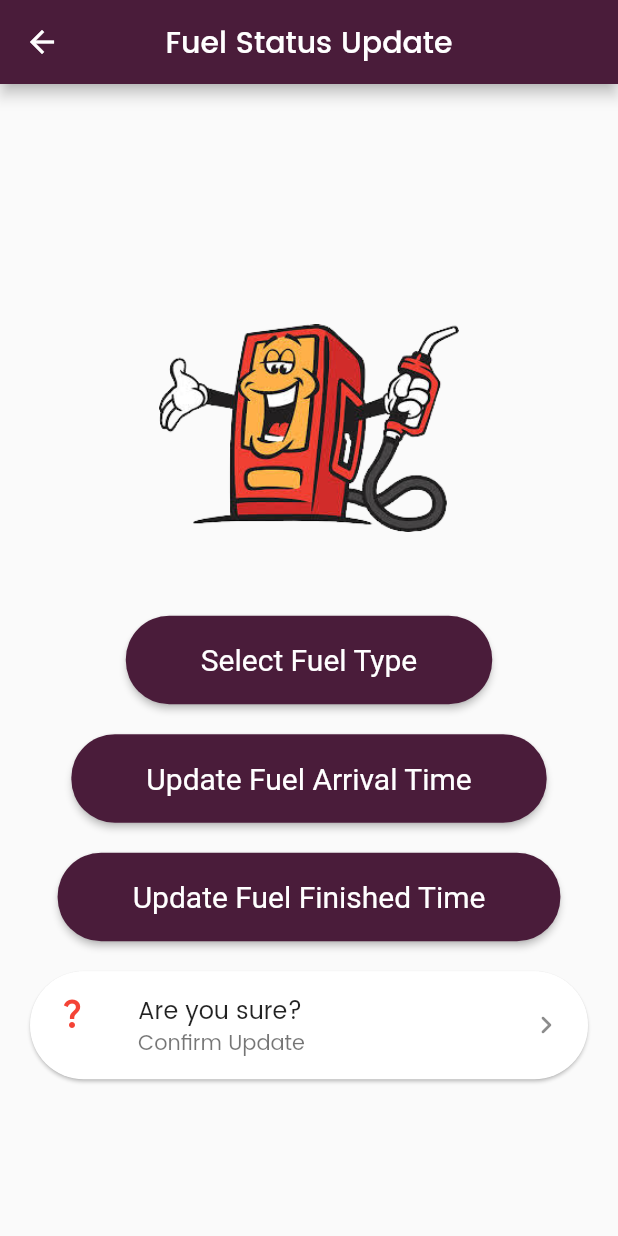
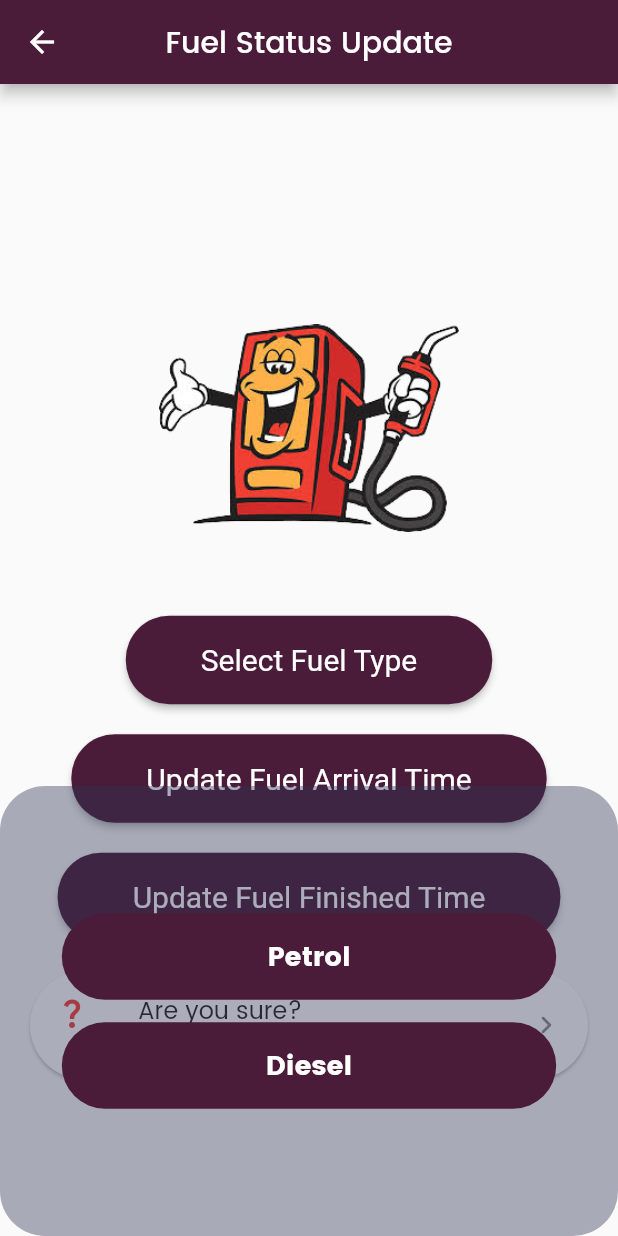
Before and after one commit to Lahiru-Ima/Fuel-App-Front-end, a Flutter app: the FuelStatusUpdate screen opened by its route, after a tap on "Select Fuel Type", on a phone screen of 412 x 824 dp. Run offline on Flutter 3.47's test engine with Material 2 defaults, Android fonts, the light colour scheme and no system bars; our stand-ins replace quickalert, snippet_coder_utils.

Commit message:
add fuel type selecter

```diff
--- a/lib/station_owner_screen/fuelStatusUpdateScreen.dart
+++ b/lib/station_owner_screen/fuelStatusUpdateScreen.dart
@@ -1,5 +1,6 @@
 import 'package:flutter/material.dart';
 import 'package:fuel_app/theme.dart';
+import 'package:fuel_app/widgets/primary_button.dart';
 import 'package:quickalert/quickalert.dart';
 import 'package:http/http.dart' as http;
 
@@ -113,7 +114,48 @@ class _FuelStatusUpdateState extends State<FuelStatusUpdate> {
                   borderRadius: BorderRadius.circular(29),
                 ),
               ),
-              child: const Text('Select Fuel Type'),
+              child: GestureDetector(
+                  onTap: () {
+                    setState(() {
+                      showModalBottomSheet(
+                          backgroundColor: Colors.transparent,
+                          barrierColor: Colors.transparent,
+                          context: context,
+                          builder: (_) {
+                            return Container(
+                              decoration: BoxDecoration(
+                                color: const Color(0xFF2e3253).withOpacity(0.4),
+                                borderRadius: BorderRadius.circular(30),
+                              ),
+                              height: 300,
+                              child: Padding(
+                                padding: const EdgeInsets.all(20.0),
+                                child: Column(
+                                  mainAxisAlignment: MainAxisAlignment.center,
+                                  children: [
+                                    PrimaryButton(
+                                      // backgroundColor: AppColors.mainColor,
+                                      buttonText: "Petrol",
+                                      // textColor: Colors.white,
+                                    ),
+                                    SizedBox(
+                                      height: 15,
+                                    ),
+                                    PrimaryButton(
+                                      // backgroundColor: AppColors.mainColor,
+                                      buttonText: "Diesel",
+                                      // textColor: Colors.white,
+                                    ),
+                                  ],
+                                ),
+                              ),
+                            );
+                          });
+                    });
+                  },
+                  child: const Text(
+                    'Select Fuel Type',
+                  )),
             ),
             // ElevatedButton(
             //   onPressed: () {
@@ -210,3 +252,13 @@ Card buildButton({
     ),
   );
 }
+
+// import 'dart:ui';
+
+class AppColors {
+  static final mainColor = Color(0xFF202e59);
+  static final secondaryColor = Color(0xFF6c8ee3);
+  static final smallTextColor = Color(0xFF2e3253);
+  static final textHolder = Color(0xFFedf0f8);
+  static final textGray = Color(0xFFafb1b5);
+}
```
